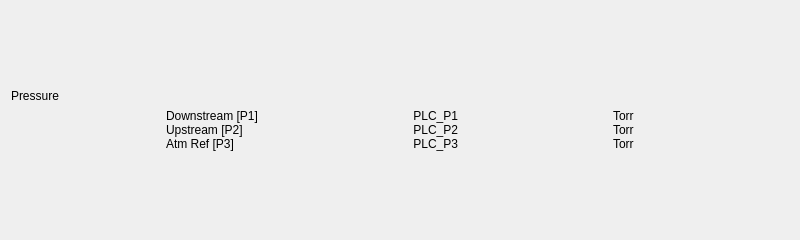
Old version of the form ui/resources/RunPage_widget.ui in the repository tamdak-dan/rch-steamer.
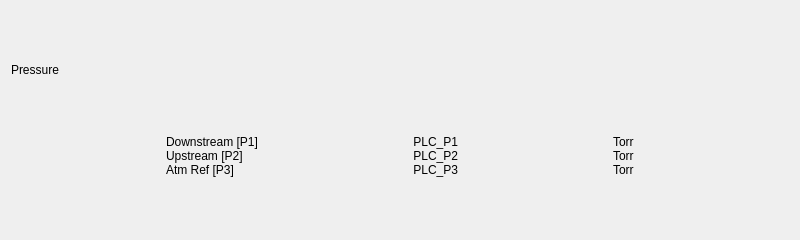
New version of the form.

```diff
--- a/ui/resources/RunPage_widget.ui
+++ b/ui/resources/RunPage_widget.ui
@@ -11,7 +11,7 @@
    </rect>
   </property>
   <property name="sizePolicy">
-   <sizepolicy hsizetype="Expanding" vsizetype="Preferred">
+   <sizepolicy hsizetype="Preferred" vsizetype="Preferred">
     <horstretch>0</horstretch>
     <verstretch>0</verstretch>
    </sizepolicy>
@@ -19,12 +19,7 @@
   <property name="windowTitle">
    <string>Form</string>
   </property>
-  <layout class="QVBoxLayout" name="verticalLayout_2">
-   <item>
-    <layout class="QVBoxLayout" name="pressure_vbox" stretch="0,0">
-     <property name="sizeConstraint">
-      <enum>QLayout::SizeConstraint::SetMaximumSize</enum>
-     </property>
+  <layout class="QVBoxLayout" name="verticalLayout_2" stretch="1,4">
      <item>
       <widget class="QLabel" name="pressure_label">
        <property name="sizePolicy">
@@ -193,8 +188,6 @@
             <string>Torr</string>
            </property>
           </widget>
-         </item>
-        </layout>
        </item>
       </layout>
      </item>
```
Lines whose indentation alone changed are shown as unchanged.
